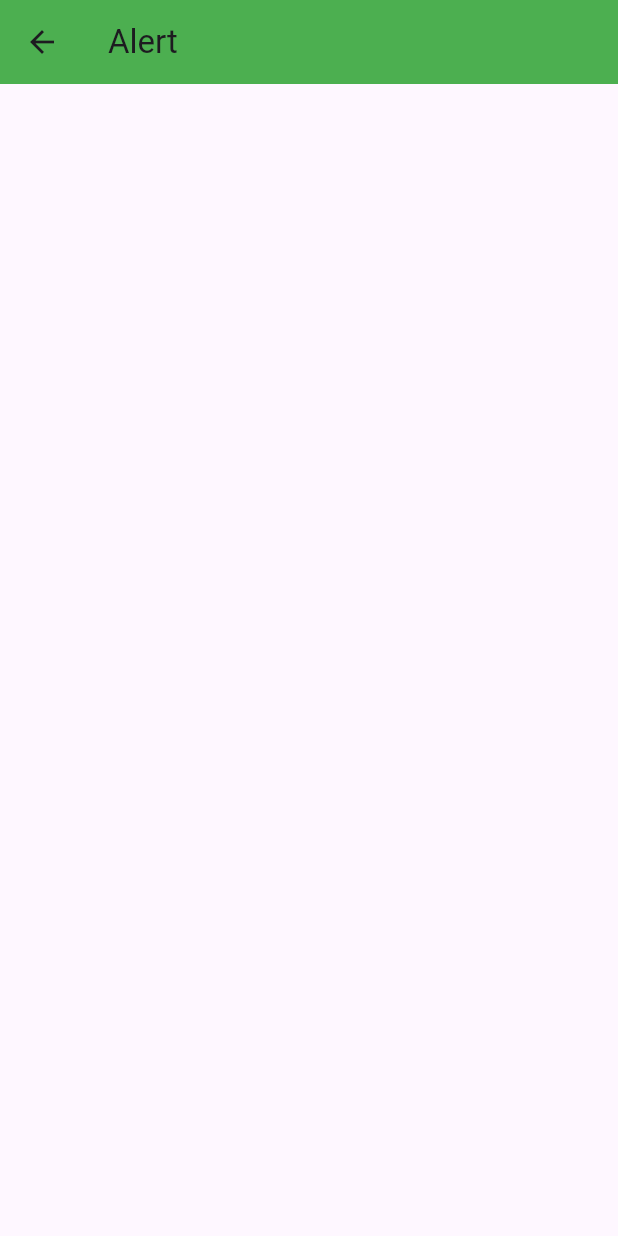
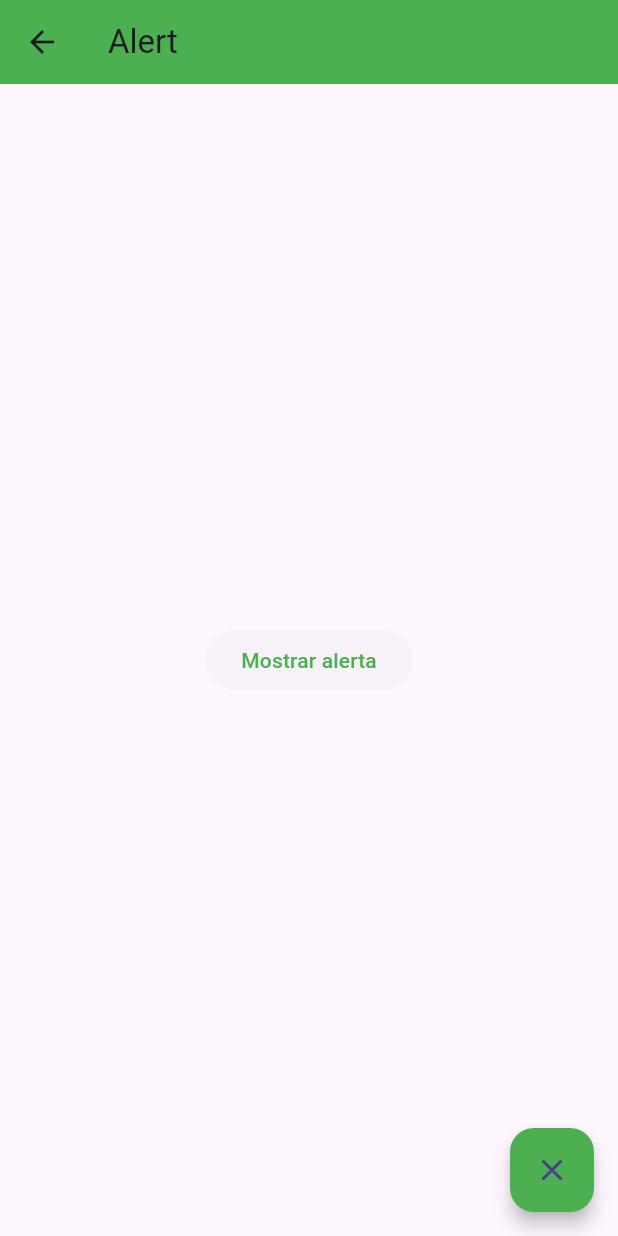
Before and after one commit to GabrielC-Web/flutter_components, a Flutter app: the AlertScreen screen opened by its route, on a phone screen of 412 x 824 dp. Run offline on Flutter 3.47's test engine with Material 3 defaults, Android fonts, the light colour scheme and no system bars.

Commit message:
creada alertScreen

```diff
--- a/lib/screens/card_screen.dart
+++ b/lib/screens/card_screen.dart
@@ -21,6 +21,7 @@ class CardScreen extends StatelessWidget {
             CustomCardType2(
               imageSource:
                   'https://cdn.alfabetajuega.com/alfabetajuega/2020/10/eren-jaeger.jpg',
+              imageDescription: 'Eren Jaeger',
             ),
             SizedBox(
               height: 10,
@@ -28,6 +29,7 @@ class CardScreen extends StatelessWidget {
             CustomCardType2(
               imageSource:
                   'https://images.pexels.com/photos/1107717/pexels-photo-1107717.jpeg?cs=srgb&dl=pexels-fotios-photos-1107717.jpg&fm=jpg',
+              imageDescription: 'Super paisaje',
             ),
             SizedBox(
               height: 10,
@@ -35,12 +37,14 @@ class CardScreen extends StatelessWidget {
             CustomCardType2(
               imageSource:
                   'https://switzerland-tour.com/storage/media/4-ForArticles/swiss-mountains.jpg',
+              // imageDescription: 'Suiza, bro',
             ),
             SizedBox(
               height: 10,
             ),
             CustomCardType2(
               imageSource: 'https://images.alphacoders.com/134/1341414.png',
+              imageDescription: 'No chigüires around',
             ),
           ],
         ));
--- a/lib/theme/app_theme.dart
+++ b/lib/theme/app_theme.dart
@@ -7,12 +7,28 @@ class AppTheme {
       primaryColor: primary,
       appBarTheme: const AppBarTheme(backgroundColor: primary, elevation: 0),
       textButtonTheme: TextButtonThemeData(
-          style: TextButton.styleFrom(foregroundColor: primary)));
+          style: TextButton.styleFrom(foregroundColor: primary)),
+      floatingActionButtonTheme: const FloatingActionButtonThemeData(
+          backgroundColor: primary, elevation: 5),
+      elevatedButtonTheme: ElevatedButtonThemeData(
+          style: ElevatedButton.styleFrom(
+              foregroundColor: primary,
+              shape: const StadiumBorder(),
+              elevation: 0)));
 
   static final ThemeData darkTheme = ThemeData.dark().copyWith(
-      primaryColor: primary,
-      appBarTheme: const AppBarTheme(backgroundColor: primary, elevation: 0),
-      scaffoldBackgroundColor: Colors.black,
-      textButtonTheme: TextButtonThemeData(
-          style: TextButton.styleFrom(foregroundColor: primary)));
+    primaryColor: primary,
+    appBarTheme: const AppBarTheme(backgroundColor: primary, elevation: 0),
+    scaffoldBackgroundColor: Colors.black,
+    textButtonTheme: TextButtonThemeData(
+        style: TextButton.styleFrom(foregroundColor: primary)),
+    floatingActionButtonTheme: const FloatingActionButtonThemeData(
+        backgroundColor: primary, elevation: 5),
+    elevatedButtonTheme: ElevatedButtonThemeData(
+        style: ElevatedButton.styleFrom(
+            foregroundColor: primary,
+            shape: const StadiumBorder(),
+            backgroundColor: primary,
+            elevation: 0)),
+  );
 }
```
Also changed, not shown: lib/screens/alert_screen.dart (+46 -5 lines), lib/widgets/Custom_card_type_2.dart (+9 -6 lines).
